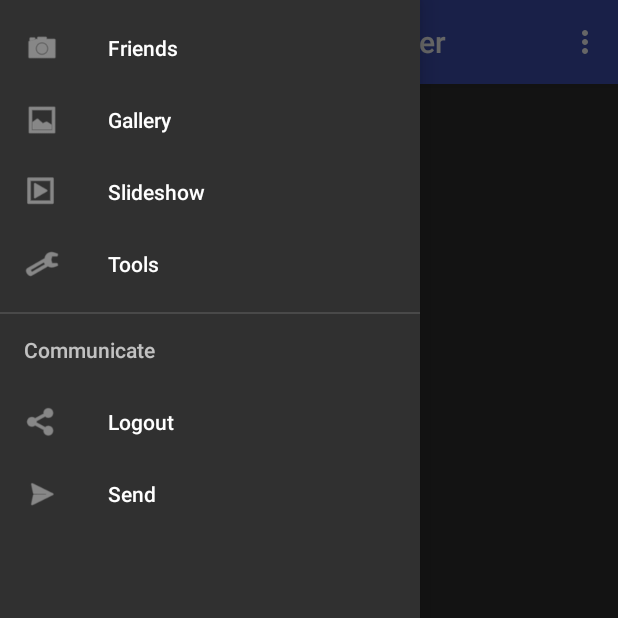
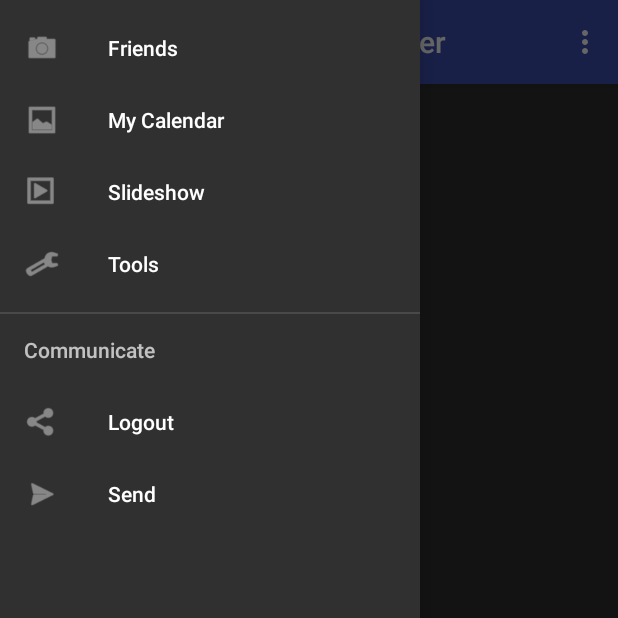
Before and after one commit to BlackRoger/Android, an Android app: the screen it shows after launch (mainScreen_with_drawer), with the side drawer open, on a phone screen of 412 x 824 dp, the top half of it. Run offline under Robolectric (Android 15) with nearby library versions, the phone set to English and light mode, and no system bars; libraries missing offline, so code that uses them is left out: com.facebook, com.facebook.login; 17 statements that could not run were skipped.

Commit message:
fixing marge problems - Artum

```diff
--- a/FinalProject/MeetMe/app/src/main/java/com/meetme/meetme/mainScreen_with_drawer.java
+++ b/FinalProject/MeetMe/app/src/main/java/com/meetme/meetme/mainScreen_with_drawer.java
@@ -83,8 +83,8 @@ public class mainScreen_with_drawer extends AppCompatActivity
         if (id == R.id.nav_friends) {
           //  startActivity(new Intent(this, FriendsScrollingActivity.class));
             startActivity(new Intent(this, FriendList.class));
-        } else if (id == R.id.nav_gallery) {
-        //    startActivity(new Intent(this, FriendsScrollingActivity.class));
+        } else if (id == R.id.nav_my_callendar) {
+            startActivity(new Intent(this, EventsCalendar.class));
         } else if (id == R.id.nav_slideshow) {
 
         } else if (id == R.id.nav_manage) {
--- a/FinalProject/MeetMe/app/src/main/res/layout/content_events_calendar.xml
+++ b/FinalProject/MeetMe/app/src/main/res/layout/content_events_calendar.xml
@@ -1,7 +1,7 @@
 <fragment xmlns:android="http://schemas.android.com/apk/res/android"
     xmlns:tools="http://schemas.android.com/tools"
     xmlns:app="http://schemas.android.com/apk/res-auto" android:id="@+id/calendar_fragment"
-    android:name="com.guyard.meetme.EventsCalendarFragment" android:layout_width="match_parent"
+    android:name="com.meetme.meetme.EventsCalendarFragment" android:layout_width="match_parent"
     android:layout_height="match_parent"
     app:layout_behavior="@string/appbar_scrolling_view_behavior"
     />
--- a/FinalProject/MeetMe/app/src/main/res/menu/activity_main_screen_with_drawer_drawer.xml
+++ b/FinalProject/MeetMe/app/src/main/res/menu/activity_main_screen_with_drawer_drawer.xml
@@ -4,8 +4,8 @@
     <group android:checkableBehavior="single">
         <item android:id="@+id/nav_friends" android:icon="@android:drawable/ic_menu_camera"
             android:title="Friends" />
-        <item android:id="@+id/nav_gallery" android:icon="@android:drawable/ic_menu_gallery"
-            android:title="Gallery" />
+        <item android:id="@+id/nav_my_callendar" android:icon="@android:drawable/ic_menu_gallery"
+            android:title="My Calendar" />
         <item android:id="@+id/nav_slideshow" android:icon="@android:drawable/ic_menu_slideshow"
             android:title="Slideshow" />
         <item android:id="@+id/nav_manage" android:icon="@android:drawable/ic_menu_manage"
```
